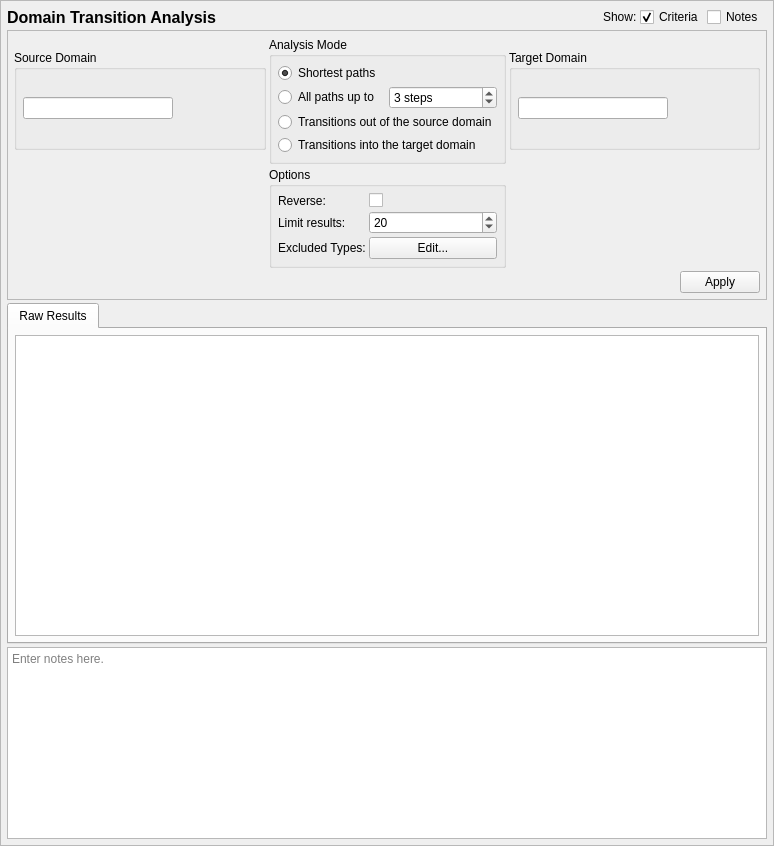
Before: the Qt Designer form data/dta.ui in SELinuxProject/setools, drawn with Qt 5.
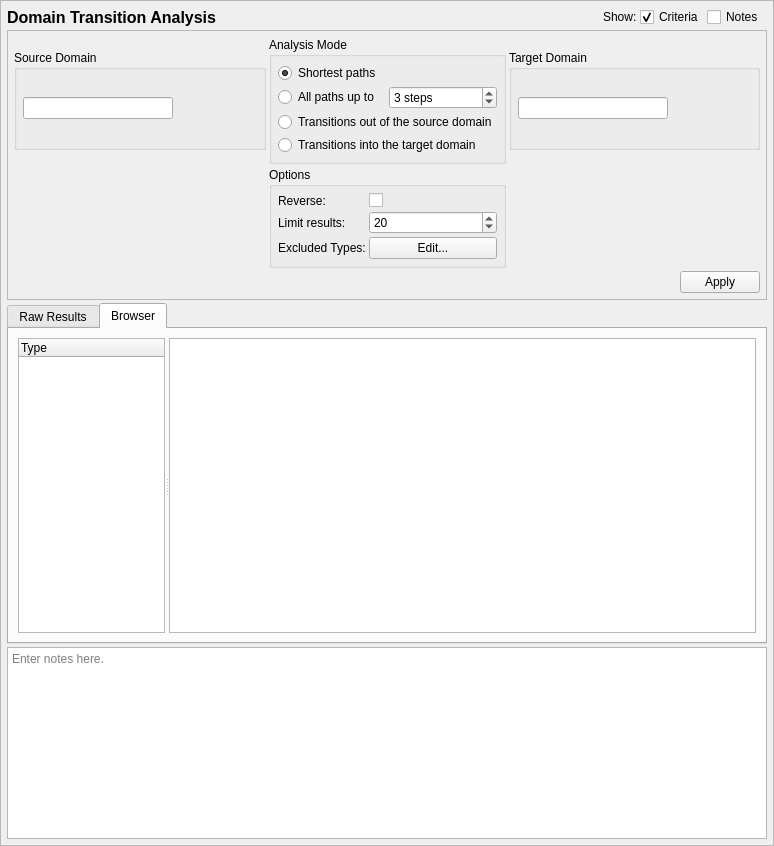
After: the same form once the commit is applied. The open tabs and pages were chosen to show the change.

Commit message:
apol: implement browser for domain transition and infoflow analyses.
Closes #100

What changed in the file:
```diff
--- a/data/dta.ui
+++ b/data/dta.ui
@@ -464,6 +464,16 @@
       </property>
      </widget>
     </item>
+    <item row="0" column="4">
+     <widget class="QCheckBox" name="notes_expander">
+      <property name="toolTip">
+       <string>Show or hide the notes field (no data is lost)</string>
+      </property>
+      <property name="text">
+       <string>Notes</string>
+      </property>
+     </widget>
+    </item>
     <item row="2" column="0" colspan="6">
      <widget class="QTabWidget" name="results_frame">
       <property name="sizePolicy">
@@ -472,6 +482,9 @@
         <verstretch>1</verstretch>
        </sizepolicy>
       </property>
+      <property name="currentIndex">
+       <number>0</number>
+      </property>
       <widget class="QWidget" name="results_framePage2">
        <property name="sizePolicy">
         <sizepolicy hsizetype="Preferred" vsizetype="MinimumExpanding">
@@ -530,16 +543,46 @@
         </item>
        </layout>
       </widget>
-     </widget>
-    </item>
-    <item row="0" column="4">
-     <widget class="QCheckBox" name="notes_expander">
-      <property name="toolTip">
-       <string>Show or hide the notes field (no data is lost)</string>
-      </property>
-      <property name="text">
-       <string>Notes</string>
-      </property>
+      <widget class="QWidget" name="browser_tab">
+       <attribute name="title">
+        <string>Browser</string>
+       </attribute>
+       <layout class="QHBoxLayout" name="horizontalLayout">
+        <item>
+         <widget class="QSplitter" name="splitter">
+          <property name="orientation">
+           <enum>Qt::Horizontal</enum>
+          </property>
+          <widget class="QTreeWidget" name="browser">
+           <property name="sizePolicy">
+            <sizepolicy hsizetype="Expanding" vsizetype="Expanding">
+             <horstretch>1</horstretch>
+             <verstretch>0</verstretch>
+            </sizepolicy>
+           </property>
+           <column>
+            <property name="text">
+             <string>Type</string>
+            </property>
+           </column>
+          </widget>
+          <widget class="QPlainTextEdit" name="browser_details">
+           <property name="sizePolicy">
+            <sizepolicy hsizetype="Expanding" vsizetype="Expanding">
+             <horstretch>4</horstretch>
+             <verstretch>0</verstretch>
+            </sizepolicy>
+           </property>
+           <property name="font">
+            <font>
+             <family>Monospace</family>
+            </font>
+           </property>
+          </widget>
+         </widget>
+        </item>
+       </layout>
+      </widget>
      </widget>
     </item>
    </layout>
```
The commit also changes 3 other files.
